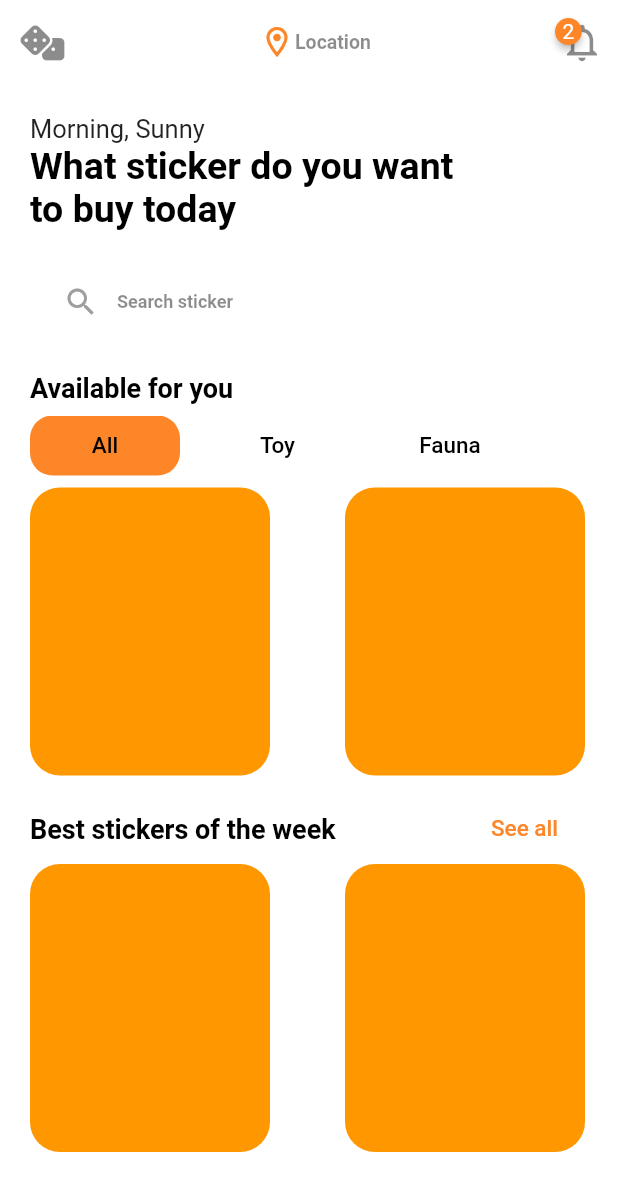
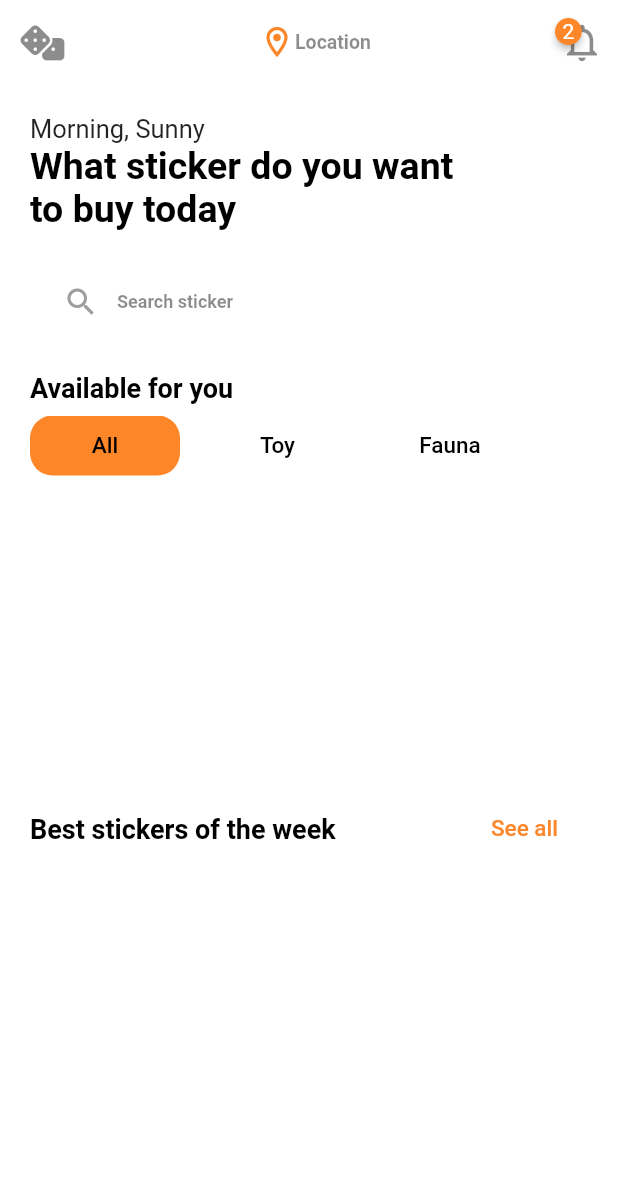
Before and after one commit to OlegKorolyov/flutter-sun-stickers, a Flutter app: the screen it shows after launch, on a phone screen of 412 x 824 dp. Shown: the top 1191 px of the screen. Run offline on Flutter 3.47's test engine with Material 2 defaults, Android fonts, the light colour scheme and no system bars; drawn by our look-alikes of badges; our stand-ins replace font_awesome_flutter.

Commit message:
check theme context

```diff
--- a/lib/ui/widgets/sticker_list_view.dart
+++ b/lib/ui/widgets/sticker_list_view.dart
@@ -1,5 +1,6 @@
 import 'package:flutter/material.dart';
 import '../../data/_data.dart';
+import '../../ui_kit/_ui_kit.dart';
 
 
 class StickerViewList extends StatelessWidget {
@@ -10,6 +11,7 @@ class StickerViewList extends StatelessWidget {
 
   @override
   Widget build(BuildContext context) {
+    final isDark = Theme.of(context).brightness == Brightness.dark;
     return SizedBox(
       height: 200,
       child: ListView.separated(
@@ -18,8 +20,8 @@ class StickerViewList extends StatelessWidget {
           itemBuilder: (_, index) {
             return Container(
               width: 160,
-              decoration: const BoxDecoration(
-                color: Colors.orange,
+              decoration: BoxDecoration(
+                color: isDark ? AppColor.dark : Colors.white,
                 borderRadius: BorderRadius.all(Radius.circular(20))
               ),
             );
--- a/lib/ui_kit/app_theme.dart
+++ b/lib/ui_kit/app_theme.dart
@@ -4,6 +4,7 @@ import '_ui_kit.dart';
 class AppTheme {
   const AppTheme._();
   static ThemeData lightTheme = ThemeData(
+    brightness: Brightness.light,
     scaffoldBackgroundColor: AppColor.primaryLight,
     appBarTheme: AppBarTheme(
       backgroundColor: Colors.transparent,
@@ -37,7 +38,8 @@ class AppTheme {
     ),
   );
   static ThemeData darkTheme = ThemeData(
-      scaffoldBackgroundColor: AppColor.primaryDark,
+    brightness: Brightness.dark,
+    scaffoldBackgroundColor: AppColor.primaryDark,
       appBarTheme: AppBarTheme(
         backgroundColor: Colors.transparent,
         elevation: 0,
```
